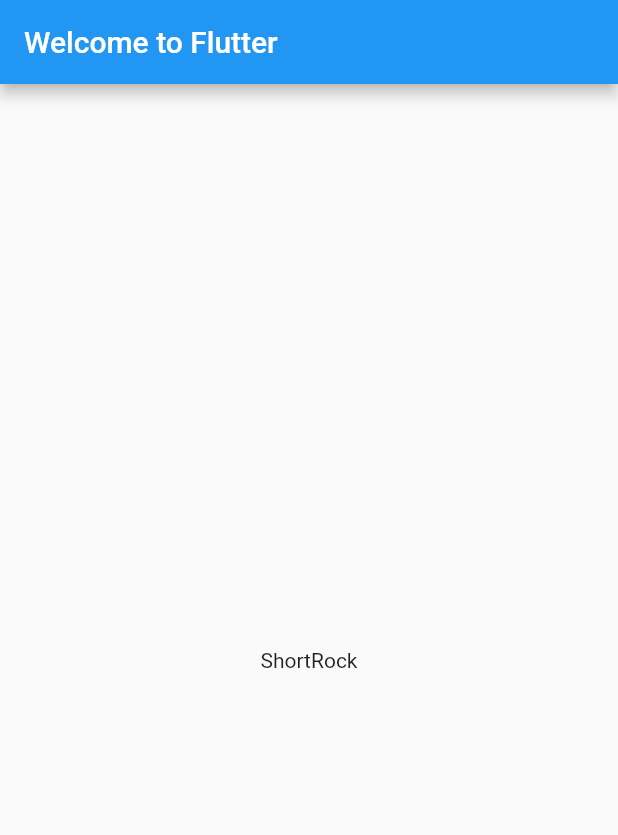
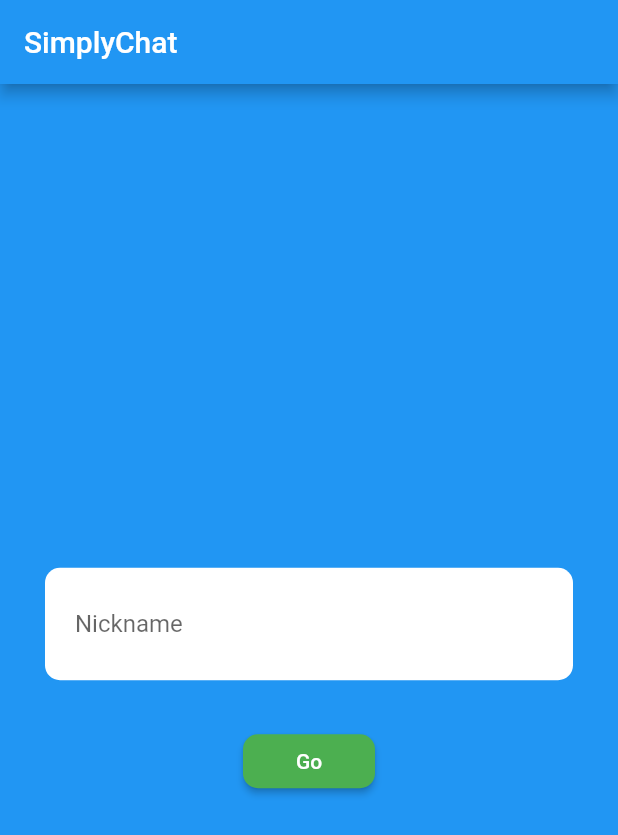
Before and after one commit to simplychat/SimplyChat, a Flutter app: the screen it shows after launch, on a phone screen of 412 x 824 dp. Shown: the top 835 px of the screen. Run offline on Flutter 3.47's test engine with Material 2 defaults, Android fonts, the phone set to English and light mode, and no system bars.

Commit message:
Update initial page
1. Typing in a nickname (right now still does not affect anything)
2. Pressing the button takes you to the next page, the chat

```diff
--- a/lib/main.dart
+++ b/lib/main.dart
@@ -1,120 +1,18 @@
 import 'package:flutter/material.dart';
-import 'package:english_words/english_words.dart';
+import 'package:simply/views/home.dart';
 
 void main() => runApp(MyApp());
 
 class MyApp extends StatelessWidget {
-  // This widget is the root of your application.
   @override
   Widget build(BuildContext context) {
-    final wordPair = WordPair.random();
     return MaterialApp(
-      title: 'Welcome to Flutter',
+      title: 'SimplyChat',
       theme: ThemeData(
-        // This is the theme of your application.
-        //
-        // Try running your application with "flutter run". You'll see the
-        // application has a blue toolbar. Then, without quitting the app, try
-        // changing the primarySwatch below to Colors.green and then invoke
-        // "hot reload" (press "r" in the console where you ran "flutter run",
-        // or simply save your changes to "hot reload" in a Flutter IDE).
-        // Notice that the counter didn't reset back to zero; the application
-        // is not restarted.
         primarySwatch: Colors.blue,
+        scaffoldBackgroundColor: Colors.blue,
       ),
-      home: Scaffold(
-        appBar: AppBar(
-          title: Text('Welcome to Flutter'),
-        ),
-        body: Center(
-          child: Text(wordPair.asPascalCase),
-        ),
-      )
+      home: HomePage(),
     );
   }
 }
-
-class MyHomePage extends StatefulWidget {
-  MyHomePage({Key key, this.title}) : super(key: key);
-
-  // This widget is the home page of your application. It is stateful, meaning
-  // that it has a State object (defined below) that contains fields that affect
-  // how it looks.
-
-  // This class is the configuration for the state. It holds the values (in this
-  // case the title) provided by the parent (in this case the App widget) and
-  // used by the build method of the State. Fields in a Widget subclass are
-  // always marked "final".
-
-  final String title;
-
-  @override
-  _MyHomePageState createState() => _MyHomePageState();
-}
-
-class _MyHomePageState extends State<MyHomePage> {
-  int _counter = 0;
-
-  void _incrementCounter() {
-    setState(() {
-      // This call to setState tells the Flutter framework that something has
-      // changed in this State, which causes it to rerun the build method below
-      // so that the display can reflect the updated values. If we changed
-      // _counter without calling setState(), then the build method would not be
-      // called again, and so nothing would appear to happen.
-      _counter++;
-    });
-  }
-
-  @override
-  Widget build(BuildContext context) {
-    // This method is rerun every time setState is called, for instance as done
-    // by the _incrementCounter method above.
-    //
-    // The Flutter framework has been optimized to make rerunning build methods
-    // fast, so that you can just rebuild anything that needs updating rather
-    // than having to individually change instances of widgets.
-    return Scaffold(
-      appBar: AppBar(
-        // Here we take the value from the MyHomePage object that was created by
-        // the App.build method, and use it to set our appbar title.
-        title: Text(widget.title),
-      ),
-      body: Center(
-        // Center is a layout widget. It takes a single child and positions it
-        // in the middle of the parent.
-        child: Column(
-          // Column is also layout widget. It takes a list of children and
-          // arranges them vertically. By default, it sizes itself to fit its
-          // children horizontally, and tries to be as tall as its parent.
-          //
-          // Invoke "debug painting" (press "p" in the console, choose the
-          // "Toggle Debug Paint" action from the Flutter Inspector in Android
-          // Studio, or the "Toggle Debug Paint" command in Visual Studio Code)
-          // to see the wireframe for each widget.
-          //
-          // Column has various properties to control how it sizes itself and
-          // how it positions its children. Here we use mainAxisAlignment to
-          // center the children vertically; the main axis here is the vertical
-          // axis because Columns are vertical (the cross axis would be
-          // horizontal).
-          mainAxisAlignment: MainAxisAlignment.center,
-          children: <Widget>[
-            Text(
-              'You have pushed the button this many times:',
-            ),
-            Text(
-              '$_counter',
-              style: Theme.of(context).textTheme.display1,
-            ),
-          ],
-        ),
-      ),
-      floatingActionButton: FloatingActionButton(
-        onPressed: _incrementCounter,
-        tooltip: 'Increment',
-        child: Icon(Icons.add),
-      ), // This trailing comma makes auto-formatting nicer for build methods.
-    );
-  }
-}
--- /dev/null
+++ b/lib/views/chat.dart
@@ -0,0 +1,21 @@
+import 'package:flutter/material.dart';
+
+class ChatRoom extends StatelessWidget {
+
+  final String nickName;
+
+  ChatRoom({Key key, @required this.nickName}) : super(key: key);
+
+  @override
+  Widget build(BuildContext context) {
+    return Scaffold(
+      backgroundColor: Colors.white,
+      appBar: AppBar(
+        title: Text('Chat Room'),
+      ),
+      body: Center(
+          child: Text(nickName)
+      ),
+    );
+  }
+}
--- /dev/null
+++ b/lib/views/home.dart
@@ -0,0 +1,73 @@
+import 'package:flutter/material.dart';
+import 'package:simply/views/chat.dart';
+
+class HomePage extends StatefulWidget {
+  HomePage({Key key}) : super(key: key);
+
+  @override
+  _HomePageState createState() => _HomePageState();
+}
+
+class _HomePageState extends State<HomePage> {
+
+  String nickName = "";
+
+  void _updateNickName(String name) {
+    setState(() {
+      nickName = name;
+    });
+  }
+
+  @override
+  Widget build(BuildContext context) {
+    return Scaffold(
+        appBar: AppBar(
+          title: Text('SimplyChat'),
+        ),
+        body:
+        Column(
+          mainAxisAlignment: MainAxisAlignment.center,
+          children: <Widget>[
+            Container(
+                padding: const EdgeInsets.all(30.0),
+                child: Container(
+                  decoration: BoxDecoration(
+                    color: Colors.white,
+                    borderRadius: BorderRadius.circular(10.0),
+                  ),
+                  child: TextField(
+                    decoration: InputDecoration(
+                      border: InputBorder.none,
+                      contentPadding: EdgeInsets.all(20.0),
+                      labelText: 'Nickname',
+                    ),
+                    onChanged: (name) {
+                      _updateNickName(name);
+                    },
+                    autofocus: false,
+                  ),
+                )
+            ),
+            RaisedButton(
+              shape: RoundedRectangleBorder(
+                borderRadius: BorderRadius.only(
+                  topRight: Radius.circular(10.0),
+                  topLeft: Radius.circular(10.0),
+                  bottomLeft: Radius.circular(10.0),
+                  bottomRight: Radius.circular(10.0),
+                ),
+              ),
+              color: Colors.green[500],
+              child: const Text(
+                'Go',
+                semanticsLabel: 'Enter chat',
+                style: TextStyle(color: Colors.white),),
+              onPressed: () {
+                Navigator.push(context, MaterialPageRoute(
+                    builder: (context) => ChatRoom(nickName: nickName,)),);
+              },),
+          ],
+        )
+    );
+  }
+}
```
Also changed, not shown: 1 other file.
